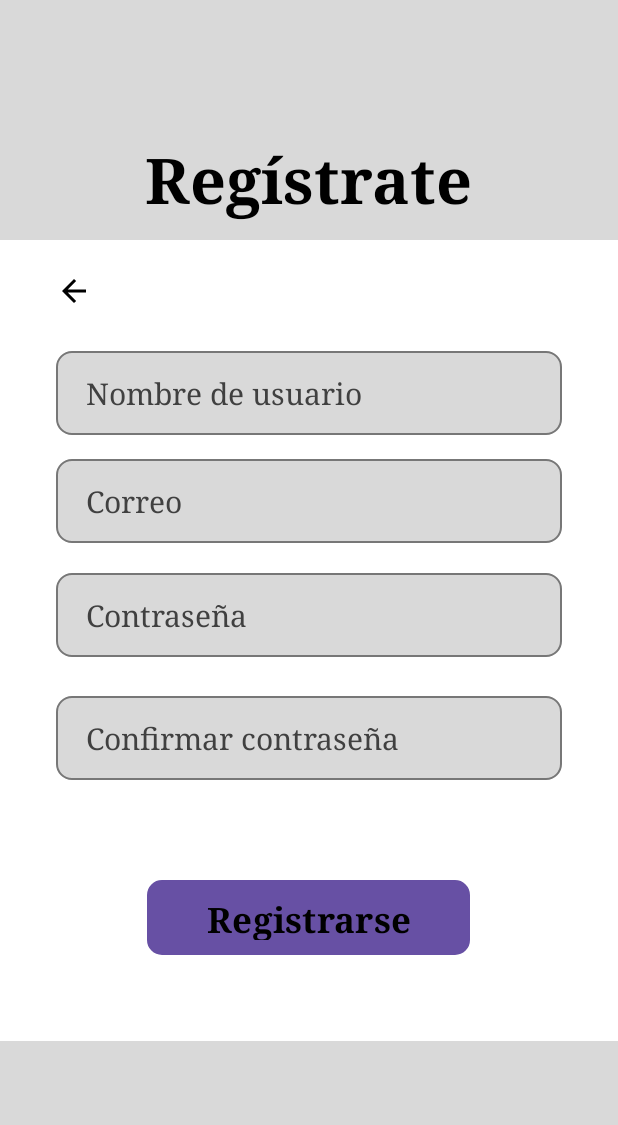
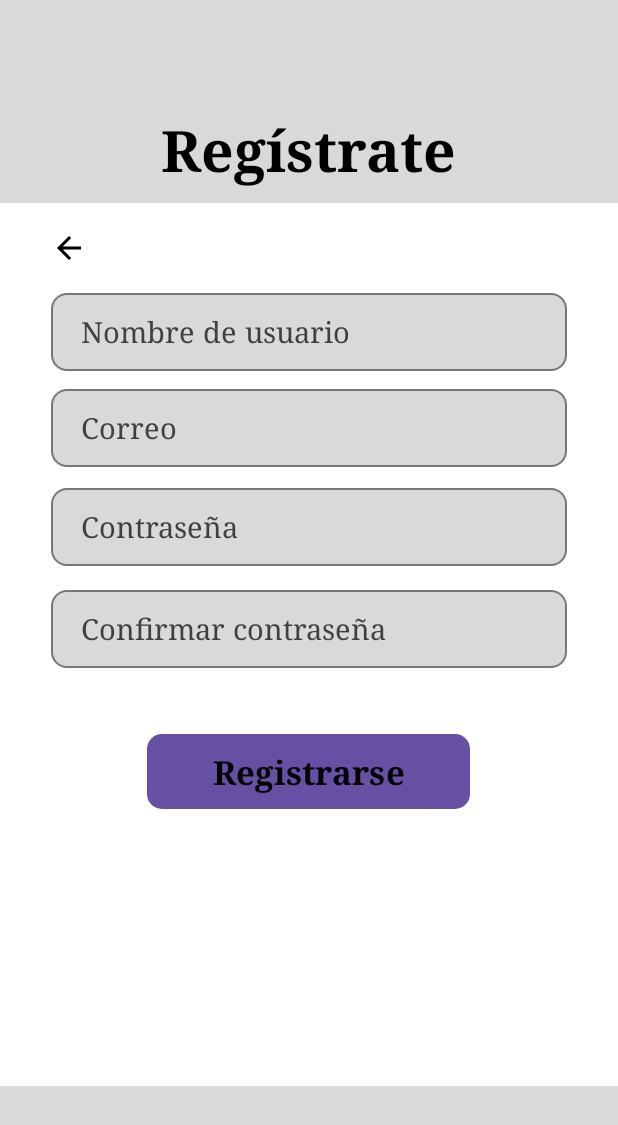
Before and after one commit to Sakrifit/ProyectoFinalKotlinUPB, an Android app: the Registro screen opened directly, with no data from a screen before it, on a phone screen of 412 x 824 dp. Shown: the top 1125 px of the screen. Run offline under Robolectric (Android 15) with nearby library versions, the phone set to English and light mode, and no system bars; our stand-ins replace Firebase (no records; nobody signed in at launch, a user with empty details on screens opened directly).

Commit message:
Finalizacion de los prototipos de inicio de sesion, registro e interfaz de usuario

```diff
--- a/app/build.gradle.kts
+++ b/app/build.gradle.kts
@@ -42,7 +42,7 @@ dependencies {
     androidTestImplementation(libs.androidx.espresso.core)
     androidTestImplementation(libs.androidx.junit)
     //firebase
-    implementation(platform("com.google.firebase:firebase-bom:35.2.0"))
+    implementation(platform(notation = "com.google.firebase:firebase-bom:34.8.0"))
     implementation("com.google.firebase:firebase-auth")
     implementation("com.google.firebase:firebase-database")
 }
--- a/app/src/main/java/com/example/proyectofinal/MainActivity.kt
+++ b/app/src/main/java/com/example/proyectofinal/MainActivity.kt
@@ -42,6 +42,7 @@ class MainActivity : AppCompatActivity() {
         val btnIngresar = findViewById<Button>(R.id.btnIngresar)
         val tvEstado = findViewById<TextView>(R.id.tvEstado)
         val btnRegistrate = findViewById<Button>(R.id.btnRegistrate)
+        btnRegistrate.paintFlags = btnRegistrate.paintFlags or android.graphics.Paint.UNDERLINE_TEXT_FLAG
         val etC1 = findViewById<EditText>(R.id.etC1)
         val etC2 = findViewById<EditText>(R.id.etC2)
         val etC3 = findViewById<EditText>(R.id.etC3)
@@ -82,6 +83,7 @@ class MainActivity : AppCompatActivity() {
                                 startActivity(Intent(this@MainActivity, destino))
                                 finish()
                             }
+                            return@addOnSuccessListener
                             }
 
                         }
--- a/app/src/main/java/com/example/proyectofinal/Registro.kt
+++ b/app/src/main/java/com/example/proyectofinal/Registro.kt
@@ -82,6 +82,7 @@ class Registro : AppCompatActivity() {
                                 startActivity(intent)
                                 finish()
                             }
+                            return@addOnSuccessListener
                         }
                         .addOnFailureListener { e ->
                             tvEstado.text = "Error al guardar: ${e.message}"
--- a/app/src/main/res/layout/activity_registro.xml
+++ b/app/src/main/res/layout/activity_registro.xml
@@ -5,25 +5,26 @@
     android:layout_width="match_parent"
     android:layout_height="match_parent"
     android:orientation="vertical"
-    android:background="#FFFFFF">
+    android:background="#FFFFFF"
+    android:fitsSystemWindows="true">
 
     <!-- ENCABEZADO -->
     <LinearLayout
         android:layout_width="match_parent"
-        android:layout_height="160dp"
+        android:layout_height="135dp"
         android:gravity="bottom|center"
         android:background="#D9D9D9"
         android:orientation="vertical"
-        android:paddingBottom="12dp">
+        android:paddingBottom="10dp">
 
         <TextView
             android:layout_width="wrap_content"
             android:layout_height="wrap_content"
             android:text="Regístrate"
             android:textColor="#000000"
-            android:textSize="42sp"
+            android:textSize="38sp"
             android:textStyle="bold"
-            android:fontFamily="serif"/>
+            android:fontFamily="serif" />
 
     </LinearLayout>
 
@@ -33,15 +34,16 @@
         android:layout_height="0dp"
         android:layout_weight="1"
         android:orientation="vertical"
-        android:paddingStart="25dp"
-        android:paddingEnd="25dp"
-        android:paddingTop="10dp">
+        android:paddingStart="24dp"
+        android:paddingEnd="24dp"
+        android:paddingTop="8dp"
+        android:paddingBottom="8dp">
 
         <!-- BOTON VOLVER -->
         <ImageButton
             android:id="@+id/btnVolver"
-            android:layout_width="48dp"
-            android:layout_height="48dp"
+            android:layout_width="44dp"
+            android:layout_height="44dp"
             android:background="?attr/selectableItemBackgroundBorderless"
             android:contentDescription="Volver"
             android:scaleType="centerInside"
@@ -51,105 +53,108 @@
         <EditText
             android:id="@+id/etNombre"
             android:layout_width="match_parent"
-            android:layout_height="56dp"
-            android:layout_marginStart="12dp"
-            android:layout_marginEnd="12dp"
-            android:layout_marginTop="16dp"
+            android:layout_height="52dp"
+            android:layout_marginStart="10dp"
+            android:layout_marginEnd="10dp"
+            android:layout_marginTop="8dp"
             android:background="@drawable/bg_field"
             android:hint="Nombre de usuario"
             android:paddingStart="20dp"
-            android:textSize="20sp"
+            android:paddingEnd="16dp"
+            android:textSize="19sp"
             android:textColor="#000000"
             android:textColorHint="#404040"
             android:fontFamily="serif"
-            android:singleLine="true"/>
+            android:singleLine="true" />
 
         <!-- CORREO -->
         <EditText
             android:id="@+id/etCorreo"
             android:layout_width="match_parent"
-            android:layout_height="56dp"
-            android:layout_marginStart="12dp"
-            android:layout_marginEnd="12dp"
-            android:layout_marginTop="16dp"
+            android:layout_height="52dp"
+            android:layout_marginStart="10dp"
+            android:layout_marginEnd="10dp"
+            android:layout_marginTop="12dp"
             android:background="@drawable/bg_field"
             android:hint="Correo"
             android:paddingStart="20dp"
-            android:textSize="20sp"
+            android:paddingEnd="16dp"
+            android:textSize="19sp"
             android:textColor="#000000"
             android:textColorHint="#404040"
             android:fontFamily="serif"
             android:inputType="textEmailAddress"
-            android:singleLine="true"
-            />
+            android:singleLine="true" />
 
         <!-- CONTRASEÑA -->
         <EditText
             android:id="@+id/etClave"
             android:layout_width="match_parent"
-            android:layout_height="56dp"
-            android:layout_marginStart="12dp"
-            android:layout_marginEnd="12dp"
-            android:layout_marginTop="20dp"
+            android:layout_height="52dp"
+            android:layout_marginStart="10dp"
+            android:layout_marginEnd="10dp"
+            android:layout_marginTop="14dp"
             android:background="@drawable/bg_field"
             android:hint="Contraseña"
             android:paddingStart="20dp"
-            android:textSize="20sp"
+            android:paddingEnd="16dp"
+            android:textSize="19sp"
             android:textColor="#000000"
             android:textColorHint="#404040"
             android:fontFamily="serif"
             android:inputType="textPassword"
-            android:singleLine="true"/>
+            android:singleLine="true" />
 
         <!-- CONFIRMAR CONTRASEÑA -->
         <EditText
             android:id="@+id/etClaveComfirm"
             android:layout_width="match_parent"
-            android:layout_height="56dp"
-            android:layout_marginStart="12dp"
-            android:layout_marginEnd="12dp"
-            android:layout_marginTop="26dp"
+            android:layout_height="52dp"
+            android:layout_marginStart="10dp"
+            android:layout_marginEnd="10dp"
+            android:layout_marginTop="16dp"
             android:background="@drawable/bg_field"
             android:hint="Confirmar contraseña"
             android:paddingStart="20dp"
-            android:textSize="20sp"
+            android:paddingEnd="16dp"
+            android:textSize="19sp"
             android:textColor="#000000"
             android:textColorHint="#404040"
             android:fontFamily="serif"
             android:inputType="textPassword"
-            android:singleLine="true"/>
+            android:singleLine="true" />
 
+        <!-- MENSAJE DE ESTADO / ERROR CENTRADO -->
         <TextView
             android:id="@+id/tvEstado"
-            android:layout_width="wrap_content"
+            android:layout_width="match_parent"
             android:layout_height="wrap_content"
-            android:layout_marginTop="24dp"
-            android:textSize="18sp"
-            android:layout_gravity="center" />
-
+            android:layout_marginTop="12dp"
+            android:gravity="center"
+            android:textAlignment="center"
+            android:textSize="16sp" />
 
         <!-- BOTON REGISTRARSE -->
         <Button
             android:id="@+id/btnRegistrar"
             android:layout_width="215dp"
             android:layout_height="50dp"
-            android:layout_gravity="center"
-            android:layout_marginTop="18dp"
+            android:layout_gravity="center_horizontal"
+            android:layout_marginTop="10dp"
             android:background="@drawable/bg_button"
             android:text="Registrarse"
             android:textColor="#000000"
-            android:textSize="23sp"
+            android:textSize="22sp"
             android:textStyle="bold"
             android:fontFamily="serif"
-            android:textAllCaps="false"/>
+            android:textAllCaps="false" />
 
     </LinearLayout>
 
     <!-- PIE DE PAGINA -->
     <View
         android:layout_width="match_parent"
-        android:layout_height="130dp"
-        android:background="#D9D9D9"/>
-
+        android:layout_height="100dp"
+        android:background="#D9D9D9" />
 
 </LinearLayout>
--- a/app/src/main/res/values/strings.xml
+++ b/app/src/main/res/values/strings.xml
@@ -1,3 +1,5 @@
 <resources>
     <string name="app_name">ProyectoFinal</string>
+    <string name="registrate"><u>Regístrate</u></string>
+
 </resources>
```
Also changed, not shown: app/src/main/java/com/example/proyectofinal/InterfazUsuario.kt (+20 -5 lines), app/src/main/res/layout/activity_login.xml (+56 -48 lines).
